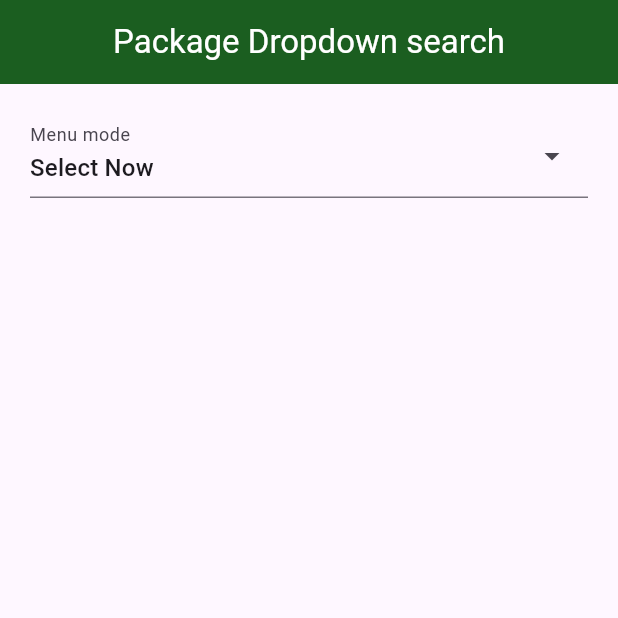
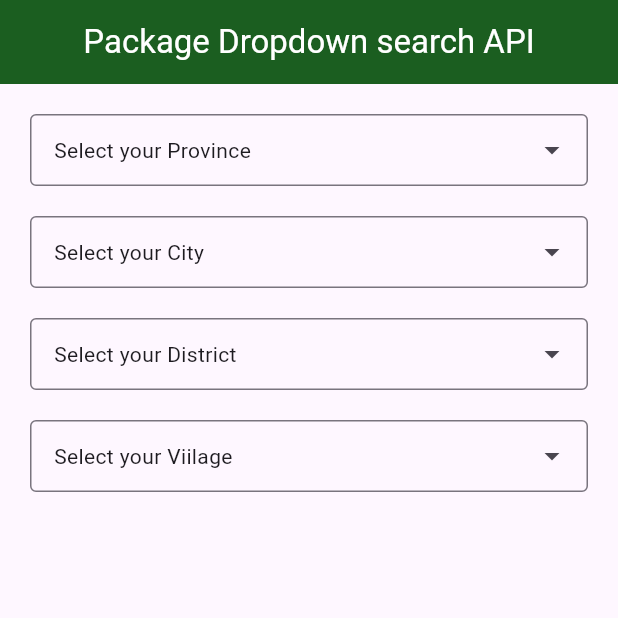
Before and after one commit to iqbalsuwandi20/belajar-flutter-youtube, a Flutter app: the screen it shows after launch, on a phone screen of 412 x 824 dp, the top half of it. Run offline on Flutter 3.47's test engine with Material 3 defaults, Android fonts, the phone set to English and light mode, and no system bars; drawn by our look-alikes of dropdown_search.

Commit message:
package dropdown search api

```diff
--- a/lib/main.dart
+++ b/lib/main.dart
@@ -1,5 +1,5 @@
-import 'package:dropdown_search/dropdown_search.dart';
 import 'package:flutter/material.dart';
+import 'package:flutter_basic/pages/home_page.dart';
 
 void main() {
   runApp(const MyApp());
@@ -10,54 +10,9 @@ class MyApp extends StatelessWidget {
 
   @override
   Widget build(BuildContext context) {
-    return const MaterialApp(
+    return MaterialApp(
       debugShowCheckedModeBanner: false,
       home: HomePage(),
     );
   }
 }
-
-class HomePage extends StatelessWidget {
-  const HomePage({super.key});
-
-  @override
-  Widget build(BuildContext context) {
-    return Scaffold(
-      appBar: AppBar(
-        centerTitle: true,
-        backgroundColor: Colors.green[900],
-        title: const Text(
-          "Package Dropdown search",
-          style: TextStyle(color: Colors.white),
-        ),
-      ),
-      body: Padding(
-        padding: const EdgeInsets.all(20),
-        child: DropdownSearch<String>(
-          popupProps: PopupProps.menu(
-            showSelectedItems: true,
-            showSearchBox: true,
-            disabledItemFn: (String s) => s.startsWith('I'),
-          ),
-          items: const [
-            "Brazil",
-            "Italia (Disabled)",
-            "Tunisia",
-            'Canada',
-            'Indonesia',
-            'India',
-            'Inggris',
-          ],
-          dropdownDecoratorProps: const DropDownDecoratorProps(
-            dropdownSearchDecoration: InputDecoration(
-              labelText: "Menu mode",
-              hintText: "country in menu mode",
-            ),
-          ),
-          onChanged: print,
-          selectedItem: "Select Now",
-        ),
-      ),
-    );
-  }
-}
--- /dev/null
+++ b/lib/models/city.dart
@@ -0,0 +1,36 @@
+// To parse this JSON data, do
+//
+//     final cityModel = cityModelFromJson(jsonString);
+
+import 'dart:convert';
+
+CityModel cityModelFromJson(String str) => CityModel.fromJson(json.decode(str));
+
+String cityModelToJson(CityModel data) => json.encode(data.toJson());
+
+class CityModel {
+  String id;
+  String idProvinsi;
+  String name;
+
+  CityModel({
+    required this.id,
+    required this.idProvinsi,
+    required this.name,
+  });
+
+  factory CityModel.fromJson(Map<String, dynamic> json) => CityModel(
+        id: json["id"],
+        idProvinsi: json["id_provinsi"],
+        name: json["name"],
+      );
+
+  Map<String, dynamic> toJson() => {
+        "id": id,
+        "id_provinsi": idProvinsi,
+        "name": name,
+      };
+
+  @override
+  String toString() => name;
+}
--- /dev/null
+++ b/lib/models/district.dart
@@ -0,0 +1,37 @@
+// To parse this JSON data, do
+//
+//     final districtModel = districtModelFromJson(jsonString);
+
+import 'dart:convert';
+
+DistrictModel districtModelFromJson(String str) =>
+    DistrictModel.fromJson(json.decode(str));
+
+String districtModelToJson(DistrictModel data) => json.encode(data.toJson());
+
+class DistrictModel {
+  String id;
+  String idKabupaten;
+  String name;
+
+  DistrictModel({
+    required this.id,
+    required this.idKabupaten,
+    required this.name,
+  });
+
+  factory DistrictModel.fromJson(Map<String, dynamic> json) => DistrictModel(
+        id: json["id"],
+        idKabupaten: json["id_kabupaten"],
+        name: json["name"],
+      );
+
+  Map<String, dynamic> toJson() => {
+        "id": id,
+        "id_kabupaten": idKabupaten,
+        "name": name,
+      };
+
+  @override
+  String toString() => name;
+}
--- /dev/null
+++ b/lib/models/province.dart
@@ -0,0 +1,33 @@
+// To parse this JSON data, do
+//
+//     final provinceModel = provinceModelFromJson(jsonString);
+
+import 'dart:convert';
+
+ProvinceModel provinceModelFromJson(String str) =>
+    ProvinceModel.fromJson(json.decode(str));
+
+String provinceModelToJson(ProvinceModel data) => json.encode(data.toJson());
+
+class ProvinceModel {
+  String id;
+  String name;
+
+  ProvinceModel({
+    required this.id,
+    required this.name,
+  });
+
+  factory ProvinceModel.fromJson(Map<String, dynamic> json) => ProvinceModel(
+        id: json["id"],
+        name: json["name"],
+      );
+
+  Map<String, dynamic> toJson() => {
+        "id": id,
+        "name": name,
+      };
+
+  @override
+  String toString() => name;
+}
--- /dev/null
+++ b/lib/models/village.dart
@@ -0,0 +1,37 @@
+// To parse this JSON data, do
+//
+//     final villageModel = villageModelFromJson(jsonString);
+
+import 'dart:convert';
+
+VillageModel villageModelFromJson(String str) =>
+    VillageModel.fromJson(json.decode(str));
+
+String villageModelToJson(VillageModel data) => json.encode(data.toJson());
+
+class VillageModel {
+  String id;
+  String idKecamatan;
+  String name;
+
+  VillageModel({
+    required this.id,
+    required this.idKecamatan,
+    required this.name,
+  });
+
+  factory VillageModel.fromJson(Map<String, dynamic> json) => VillageModel(
+        id: json["id"],
+        idKecamatan: json["id_kecamatan"],
+        name: json["name"],
+      );
+
+  Map<String, dynamic> toJson() => {
+        "id": id,
+        "id_kecamatan": idKecamatan,
+        "name": name,
+      };
+
+  @override
+  String toString() => name;
+}
--- /dev/null
+++ b/lib/pages/home_page.dart
@@ -0,0 +1,197 @@
+import 'dart:convert';
+
+import 'package:dropdown_search/dropdown_search.dart';
+import 'package:flutter/material.dart';
+import 'package:flutter_basic/models/city.dart';
+import 'package:flutter_basic/models/district.dart';
+import 'package:flutter_basic/models/province.dart';
+import 'package:flutter_basic/models/village.dart';
+import 'package:http/http.dart' as http;
+
+class HomePage extends StatefulWidget {
+  const HomePage({super.key});
+
+  @override
+  State<HomePage> createState() => _HomePageState();
+}
+
+class _HomePageState extends State<HomePage> {
+  final String apiKey =
+      "017c5b2755a5585f15fe56ac4d27be244faff5dbffd7181e328aa2186caa5481";
+
+  String? idProvince;
+  String? idCity;
+  String? idDistrict;
+
+  @override
+  Widget build(BuildContext context) {
+    return Scaffold(
+      appBar: AppBar(
+        centerTitle: true,
+        backgroundColor: Colors.green[900],
+        title: const Text(
+          "Package Dropdown search API",
+          style: TextStyle(color: Colors.white),
+        ),
+      ),
+      body: ListView(
+        padding: const EdgeInsets.all(20),
+        children: [
+          DropdownSearch<ProvinceModel>(
+            dropdownBuilder: (context, selectedItem) =>
+                Text(selectedItem?.name ?? "Select your Province"),
+            popupProps: PopupProps.menu(
+              showSearchBox: true,
+              itemBuilder: (context, item, isSelected) => ListTile(
+                title: Text(item.name),
+              ),
+            ),
+            asyncItems: (text) async {
+              var response = await http.get(Uri.parse(
+                  "https://api.binderbyte.com/wilayah/provinsi?api_key=$apiKey"));
+              if (response.statusCode != 200) {
+                return [];
+              }
+
+              List allProvince =
+                  (json.decode(response.body) as Map<String, dynamic>)["value"];
+
+              List<ProvinceModel> allModelProvince = [];
+
+              for (var element in allProvince) {
+                allModelProvince.add(
+                  ProvinceModel(
+                    id: element["id"],
+                    name: element["name"],
+                  ),
+                );
+              }
+
+              return allModelProvince;
+            },
+            onChanged: (value) => idProvince = value?.id,
+          ),
+          const SizedBox(
+            height: 20,
+          ),
+          DropdownSearch<CityModel>(
+            dropdownBuilder: (context, selectedItem) =>
+                Text(selectedItem?.name ?? "Select your City"),
+            popupProps: PopupProps.menu(
+              showSearchBox: true,
+              itemBuilder: (context, item, isSelected) => ListTile(
+                title: Text(item.name),
+              ),
+            ),
+            asyncItems: (text) async {
+              print("Check Province ID");
+              print(idProvince);
+              var response = await http.get(Uri.parse(
+                "https://api.binderbyte.com/wilayah/kabupaten?api_key=$apiKey&id_provinsi=$idProvince",
+              ));
+              if (response.statusCode != 200) {
+                return [];
+              }
+
+              List allCity =
+                  (json.decode(response.body) as Map<String, dynamic>)["value"];
+
+              List<CityModel> allModelCity = [];
+
+              for (var element in allCity) {
+                allModelCity.add(
+                  CityModel(
+                    id: element["id"],
+                    idProvinsi: element["id_provinsi"],
+                    name: element["name"],
+                  ),
+                );
+              }
+
+              return allModelCity;
+            },
+            onChanged: (value) => idCity = value?.id,
+          ),
+          const SizedBox(
+            height: 20,
+          ),
+          DropdownSearch<DistrictModel>(
+            dropdownBuilder: (context, selectedItem) =>
+                Text(selectedItem?.name ?? "Select your District"),
+            popupProps: PopupProps.menu(
+              showSearchBox: true,
+              itemBuilder: (context, item, isSelected) => ListTile(
+                title: Text(item.name),
+              ),
+            ),
+            asyncItems: (text) async {
+              print("Check District ID");
+              print(idCity);
+              var response = await http.get(Uri.parse(
+                "https://api.binderbyte.com/wilayah/kecamatan?api_key=$apiKey&id_kabupaten=$idCity",
+              ));
+              if (response.statusCode != 200) {
+                return [];
+              }
+
+              List allDistrict =
+                  (json.decode(response.body) as Map<String, dynamic>)["value"];
+
+              List<DistrictModel> allModelDistrict = [];
+
+              for (var element in allDistrict) {
+                allModelDistrict.add(DistrictModel(
+                  id: element["id"],
+                  idKabupaten: element["id_kabupaten"],
+                  name: element["name"],
+                ));
+              }
+
+              return allModelDistrict;
+            },
+            onChanged: (value) => idDistrict = value?.id,
+          ),
+          const SizedBox(
+            height: 20,
+          ),
+          DropdownSearch<VillageModel>(
+            dropdownBuilder: (context, selectedItem) =>
+                Text(selectedItem?.name ?? "Select your Viilage"),
+            popupProps: PopupProps.menu(
+              showSearchBox: true,
+              itemBuilder: (context, item, isSelected) => ListTile(
+                title: Text(item.name),
+              ),
+            ),
+            asyncItems: (text) async {
+              print("Check District ID");
+              print(idCity);
+              var response = await http.get(Uri.parse(
+                "https://api.binderbyte.com/wilayah/kelurahan?api_key=$apiKey&id_kecamatan=$idDistrict",
+              ));
+              if (response.statusCode != 200) {
+                return [];
+              }
+
+              List allVillage =
+                  (json.decode(response.body) as Map<String, dynamic>)["value"];
+
+              List<VillageModel> allModelVillage = [];
+
+              for (var element in allVillage) {
+                allModelVillage.add(VillageModel(
+                  id: element["id"],
+                  idKecamatan: element["id_kecamatan"],
+                  name: element["name"],
+                ));
+              }
+
+              return allModelVillage;
+            },
+            onChanged: (value) => print(value?.toJson()),
+          ),
+        ],
+      ),
+    );
+  }
+}
--- a/pubspec.yaml
+++ b/pubspec.yaml
@@ -35,6 +35,7 @@ dependencies:
   # Use with the CupertinoIcons class for iOS style icons.
   cupertino_icons: ^1.0.6
   dropdown_search: ^5.0.6
+  http: ^1.2.2
 
 dev_dependencies:
   flutter_test:
```
Also changed, not shown: pubspec.lock.
